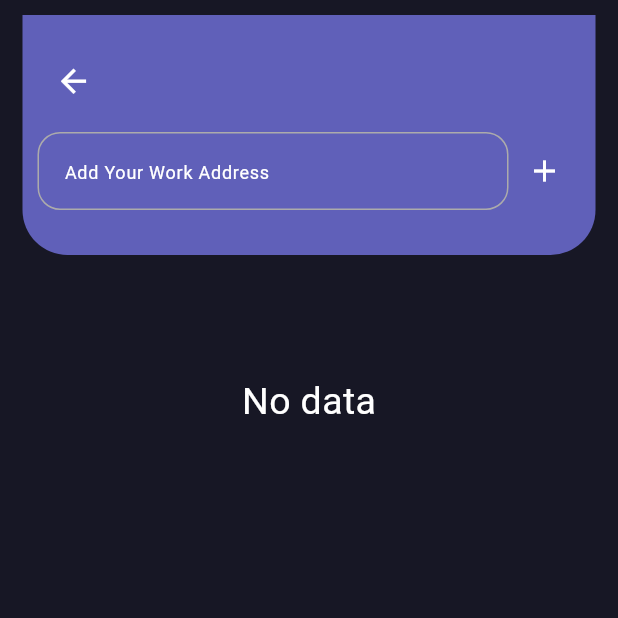
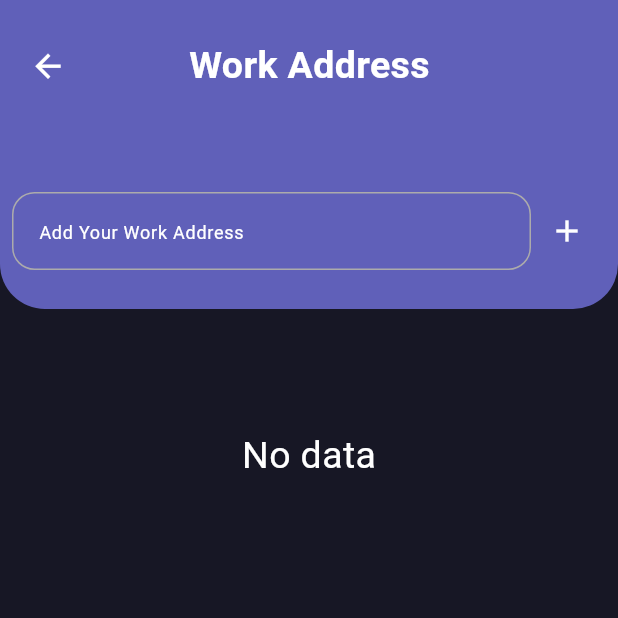
Before and after one commit to mibad2001/Customer-App, a Flutter app: the screen it shows after launch, after a tap on "Add Work", on a phone screen of 412 x 824 dp, the top half of it. Run offline on Flutter 3.47's test engine with Material 3 defaults, Android fonts, the phone set to English and light mode, and no system bars; our stand-ins replace get, intl_phone_field.

Commit message:
home and work address screen set

```diff
--- a/customer/lib/View/Deshboard/AddWork/add_work.dart
+++ b/customer/lib/View/Deshboard/AddWork/add_work.dart
@@ -15,8 +15,7 @@ class AddWork_Screen extends StatefulWidget {
 }
 
 class AddWork_ScreenState extends State<AddWork_Screen> {
-  final DeshBoardAddHome_Controller mydeshcontroller =
-  Get.put(DeshBoardAddHome_Controller());
+  final DeshBoardAddHome_Controller mydeshcontroller = Get.put(DeshBoardAddHome_Controller());
 
   @override
   Widget build(BuildContext context) {
@@ -24,13 +23,11 @@ class AddWork_ScreenState extends State<AddWork_Screen> {
       backgroundColor: CustomColor.background,
       body: SafeArea(
         child: SingleChildScrollView(
-          // ✅ Fix overflow by making content scrollable
-          child: Padding(
-            padding: const EdgeInsets.symmetric(horizontal: 15, vertical: 10),
-            child: Column(
+          child:Column(
             children: [
-                // Top section
+              // ===================== Header Section =====================
               Container(
+                height: MediaQuery.of(context).size.height*0.25,
                 decoration: BoxDecoration(
                   color: CustomColor.textfield_fill,
                   borderRadius: const BorderRadius.only(
@@ -38,10 +35,11 @@ class AddWork_ScreenState extends State<AddWork_Screen> {
                     bottomRight: Radius.circular(30),
                   ),
                 ),
-                  padding:
-                  const EdgeInsets.only(top: 20, bottom: 30, left: 10, right: 10),
+                padding: const EdgeInsets.only(top: 20, bottom: 30, left: 8, right: 10),
                 child: Column(
                   crossAxisAlignment: CrossAxisAlignment.start,
+                  children: [
+                    Row(
                       children: [
                         IconButton(
                           onPressed: () => Get.back(),
@@ -51,12 +49,20 @@ class AddWork_ScreenState extends State<AddWork_Screen> {
                             size: 25,
                           ),
                         ),
-                      const SizedBox(height: 10),
+                        SizedBox(width: MediaQuery.of(context).size.width*0.17,),
+
+                        Text(
+                          "Work Address",
+                          style: TextStyle(color: Colors.white, fontSize: 25,fontWeight: FontWeight.bold),
+                        ),
+                      ],
+                    ),
+                    const SizedBox(height: 60),
                     Row(
                       children: [
                         Expanded(
                           child: CustomTextField(
-                              controller: mydeshcontroller.HomeController,
+                            controller: mydeshcontroller.WorkAdressController,
                             hintText: "Add Your Work Address",
                             borderRadius: 15,
                             fillColor: CustomColor.textfield_fill,
@@ -69,11 +75,8 @@ class AddWork_ScreenState extends State<AddWork_Screen> {
                                 : Icons.check,
                             color: Colors.white,
                           ),
-                            onPressed: ()
-                            {
-                              //mydeshcontroller.clearfield();
-                              mydeshcontroller.saveItem();
-
+                          onPressed: () {
+                            mydeshcontroller.saveWorkAddress();
                           },
                         )),
                       ],
@@ -84,9 +87,9 @@ class AddWork_ScreenState extends State<AddWork_Screen> {
 
               const SizedBox(height: 20),
 
-                // Address display section
+              // ===================== Address Display Section =====================
               Obx(() {
-                  if (mydeshcontroller.homeAddress.value.isEmpty) {
+                if (mydeshcontroller.workAddress.value.isEmpty) {
                   return const Center(
                     child: Padding(
                       padding: EdgeInsets.only(top: 60),
@@ -106,7 +109,7 @@ class AddWork_ScreenState extends State<AddWork_Screen> {
                   ),
                   child: ListTile(
                     title: Text(
-                        mydeshcontroller.homeAddress.value,
+                      mydeshcontroller.workAddress.value,
                       style: TextStyle(
                         color: CustomColor.textColor,
                         fontSize: 18,
@@ -116,73 +119,76 @@ class AddWork_ScreenState extends State<AddWork_Screen> {
                     trailing: Row(
                       mainAxisSize: MainAxisSize.min,
                       children: [
+                        // ================= Edit Button =================
                         IconButton(
                           icon: const Icon(Icons.edit, color: Colors.blue),
-                            onPressed: mydeshcontroller.editItem,
+                          onPressed: () {
+                            mydeshcontroller.editWorkAddress();
+                          },
                         ),
+
+                        // ================= Delete Button =================
                         IconButton(
                           icon: const Icon(Icons.delete, color: Colors.red),
-                            onPressed:(){
+                          onPressed: () {
                             Get.dialog(
                               Dialog(
                                 backgroundColor: Colors.white,
                                 child: Container(
-                                    decoration: BoxDecoration(
+                                  decoration: const BoxDecoration(
                                     borderRadius: BorderRadius.all(Radius.circular(30)),
                                   ),
-                                    height: 260,
-                                    width: 150,
+                                  height: 220,
+                                  width: 100,
                                   child: Column(
                                     children: [
-                                        SizedBox(height: 10),
-
+                                      const SizedBox(height: 10),
                                       Text(
-                                          CustomText.Delete_Account,
-                                          style: TextStyle(
+                                        CustomText.Delete_address,
+                                        style: const TextStyle(
                                           fontSize: 20,
                                           color: Colors.black,
                                           fontWeight: FontWeight.bold,
                                         ),
                                       ),
-                                        SizedBox(height: 10),
-                                        Icon(
+                                      const SizedBox(height: 10),
+                                      const Icon(
                                         Icons.warning_amber,
                                         color: Colors.amberAccent,
                                         size: 40,
                                       ),
                                       Center(
                                         child: Container(
-                                            height: 120,
+                                          padding: const EdgeInsets.only(left: 20),
+                                          height: 80,
                                           width: 200,
                                           child: Text(
-                                              CustomText.Delete_Alert,
-                                              style: TextStyle(color: Colors.black),
+                                            CustomText.Delete_home_address_Alert,
+                                            style: const TextStyle(color: Colors.black),
                                           ),
                                         ),
                                       ),
-
                                       Row(
                                         children: [
-                                            SizedBox(width: 70, height: 5),
+                                          const SizedBox(width: 70, height: 5),
                                           CustomTextButton(
                                             text: 'Yes',
-                                              onPressed: (){
-                                                mydeshcontroller.deleteItem();
+                                            onPressed: () {
+                                              mydeshcontroller.deleteWorkAddress();
                                               Get.back();
                                             },
-                                              backgroundColor: Colors.black54,
+                                            backgroundColor: Colors.red,
                                             textColor: Colors.white,
                                             borderRadius: 8,
                                             elevation: 2,
                                             fontSize: 10,
                                             fontWeight: FontWeight.bold,
-                                              padding: EdgeInsets.symmetric(
+                                            padding: const EdgeInsets.symmetric(
                                               horizontal: 16,
                                               vertical: 10,
                                             ),
                                           ),
-                                            SizedBox(width: 20),
-
+                                          const SizedBox(width: 20),
                                           CustomTextButton(
                                             text: 'NO',
                                             onPressed: () {
@@ -194,7 +200,7 @@ class AddWork_ScreenState extends State<AddWork_Screen> {
                                             elevation: 2,
                                             fontSize: 10,
                                             fontWeight: FontWeight.bold,
-                                              padding: EdgeInsets.symmetric(
+                                            padding: const EdgeInsets.symmetric(
                                               horizontal: 16,
                                               vertical: 10,
                                             ),
@@ -206,7 +212,7 @@ class AddWork_ScreenState extends State<AddWork_Screen> {
                                 ),
                               ),
                             );
-                            }
+                          },
                         ),
                       ],
                     ),
@@ -215,7 +221,7 @@ class AddWork_ScreenState extends State<AddWork_Screen> {
               }),
             ],
           ),
-          ),
+
         ),
       ),
     );
--- a/customer/lib/View/Deshboard/Widget/openstrretmap.dart
+++ b/customer/lib/View/Deshboard/Widget/openstrretmap.dart
@@ -1,215 +1,215 @@
-import 'package:flutter/material.dart';
-import 'package:flutter/services.dart';
-import 'package:flutter_map/flutter_map.dart';
-import 'package:geocoding/geocoding.dart';
-import 'package:geolocator/geolocator.dart';
-import 'package:latlong2/latlong.dart';
-
-
-
-class OpenStreetMapWidget extends StatefulWidget {
-  const OpenStreetMapWidget({super.key});
-  @override
-  State<OpenStreetMapWidget> createState() => _OsmState();
-}
-
-class _OsmState extends State<OpenStreetMapWidget> {
-  LatLng? _currentPosition;
-  final MapController _mapController = MapController();
-  String? _currentAddress = "Fetching location...";
-  bool _isLoadingAddress = false;
-
-  @override
-  void initState() {
-    super.initState();
-    _getUserLocation();
-  }
-
-  ///  1: Get user location
-  Future<void> _getUserLocation() async {
-    bool serviceEnabled;
-    LocationPermission permission;
-
-    // Check if location services are enabled
-    serviceEnabled = await Geolocator.isLocationServiceEnabled();
-    if (!serviceEnabled) {
-      await Geolocator.openLocationSettings();
-      return;
-    }
-
-    // Check and request permission
-    permission = await Geolocator.checkPermission();
-    if (permission == LocationPermission.denied) {
-      permission = await Geolocator.requestPermission();
-      if (permission == LocationPermission.denied) {
-        return;
-      }
-    }
-
-    if (permission == LocationPermission.deniedForever) {
-      return;
-    }
-
-    //  Get current position
-    Position position = await Geolocator.getCurrentPosition(
-      locationSettings: const LocationSettings(accuracy: LocationAccuracy.high),
-    );
-    //  Update map and position
-    LatLng latLng = LatLng(position.latitude, position.longitude);
-    _updateAddress(latLng);
-
-    if (_currentPosition == null) {
-      setState(() {
-        _currentPosition = latLng;
-      });
-    }
-
-
-    _mapController.move(_currentPosition!, 15.0);
-  }
-
-  //  Convert LatLng → Human-readable address
-  Future<void> _updateAddress(LatLng position) async {
-    try {
-      List<Placemark> placemarks = await placemarkFromCoordinates(
-        position.latitude,
-        position.longitude,
-      );
-      if (placemarks.isNotEmpty) {
-        final place = placemarks.first;
-        setState(() {
-          _currentAddress =
-          "${place.name ?? ''}, "
-              "${place.street ?? ''}, "
-              "${place.subLocality ?? ''}, "
-              "${place.locality ?? ''}, "
-              "${place.country ?? ''}";
-        });
-      }
-    } catch (e) {
-      setState(() {
-        _currentAddress = "Address not found";
-      });
-    } finally {
-      setState(() {
-        _isLoadingAddress = false;
-      });
-    }
-  }
-
-  // Step 3: Listen to map movements
-  void _onPositionChanged(MapPosition , bool hasGesture) {
-    if (MapPosition.center != null && hasGesture) {
-      final latLng = MapPosition.center!;
-      if (_currentPosition == null) {
-        setState(() {
-          _currentPosition = latLng; //   Store the map center once
-        });
-      }
-      _updateAddress(latLng);
-    }
-  }
-
-
-  // Move map to current location on button press
-  Future<void> _moveCurrentLocation() async {
-    if (_currentPosition != null) {
-      _mapController.move(_currentPosition!, 17.0);
-    }
-  }
-
-  // ///  Step 4: Handle map tap — move marker & update address
-  // void _onMapTap(TapPosition tapPosition, LatLng latlng) {
-  //   setState(() {
-  //     _currentPosition = latlng;
-  //     _currentAddress = "Updating address...";
-  //   });
-  //   _updateAddress(latlng);
-  // }
-  //
-  @override
-  Widget build(BuildContext context) {
-    return Scaffold(
-      body:  _currentPosition == null
-          ? Center(child: CircularProgressIndicator())
-          : FlutterMap(
-        mapController: _mapController,
-        options: MapOptions(
-          initialCenter: _currentPosition!,
-          initialZoom: 13,
-          onPositionChanged: _onPositionChanged,
-        ),
-        children: [
-          TileLayer(
-            urlTemplate:
-            'https://tile.openstreetmap.org/{z}/{x}/{y}.png',
-          ),
-
-          //  Fixed Center Marker
-          Center(
-            child: Column(
-              mainAxisAlignment: MainAxisAlignment.center,
-              crossAxisAlignment: CrossAxisAlignment.center,
-              children: [
-                Container(
-                  height: 40,
-                  width: 200,
-                  padding: EdgeInsets.only(top: 5),
-                  decoration: BoxDecoration(
-                    borderRadius: BorderRadius.circular(8),
-                    color: Colors.blue,
-                  ),
-                  child: Text(
-                    _currentAddress ?? "Loading address...",
-                    textAlign: TextAlign.center,
-                    style: TextStyle(
-                      fontSize: 8,
-                      fontWeight: FontWeight.bold,
-                      color: Colors.black87,
-                    ),
-                  ),
-                ),
-                IgnorePointer(
-                  child: Icon(
-                    Icons.location_on,
-                    size: 50,
-                    color: Colors.red,
-                  ),
-                ),
-              ],
-            ),
-          ),
-
-          Container(
-            margin: EdgeInsets.only(left: 350, top: 20),
-            height: 55,
-            width: 55,
-            decoration: BoxDecoration(
-              borderRadius: BorderRadius.circular(15),
-              color: Colors.grey,
-            ),
-            child: Center(
-              child: IconButton(
-                onPressed: _moveCurrentLocation,
-                icon: Icon(Icons.my_location, size:30),
-              ),
-            ),
-          ),
-
-          // MarkerLayer(
-          //   markers: [
-          //     Marker(
-          //       point: _currentPosition!,
-          //       child: const Icon(
-          //         Icons.location_on,
-          //         size: 50,
-          //         color: Colors.red,
-          //       ),
-          //     ),
-          //   ],
-          // ),
-        ],
-      ),
-    );
-  }
-}
+// import 'package:flutter/material.dart';
+// import 'package:flutter/services.dart';
+// import 'package:flutter_map/flutter_map.dart';
+// import 'package:geocoding/geocoding.dart';
+// import 'package:geolocator/geolocator.dart';
+// import 'package:latlong2/latlong.dart';
+//
+//
+//
+// class OpenStreetMapWidget extends StatefulWidget {
+//   const OpenStreetMapWidget({super.key});
+//   @override
+//   State<OpenStreetMapWidget> createState() => _OsmState();
+// }
+//
+// class _OsmState extends State<OpenStreetMapWidget> {
+//   LatLng? _currentPosition;
+//   final MapController _mapController = MapController();
+//   String? _currentAddress = "Fetching location...";
+//   bool _isLoadingAddress = false;
+//
+//   @override
+//   void initState() {
+//     super.initState();
+//     _getUserLocation();
+//   }
+//
+//   ///  1: Get user location
+//   Future<void> _getUserLocation() async {
+//     bool serviceEnabled;
+//     LocationPermission permission;
+//
+//     // Check if location services are enabled
+//     serviceEnabled = await Geolocator.isLocationServiceEnabled();
+//     if (!serviceEnabled) {
+//       await Geolocator.openLocationSettings();
+//       return;
+//     }
+//
+//     // Check and request permission
+//     permission = await Geolocator.checkPermission();
+//     if (permission == LocationPermission.denied) {
+//       permission = await Geolocator.requestPermission();
+//       if (permission == LocationPermission.denied) {
+//         return;
+//       }
+//     }
+//
+//     if (permission == LocationPermission.deniedForever) {
+//       return;
+//     }
+//
+//     //  Get current position
+//     Position position = await Geolocator.getCurrentPosition(
+//       locationSettings: const LocationSettings(accuracy: LocationAccuracy.high),
+//     );
+//     //  Update map and position
+//     LatLng latLng = LatLng(position.latitude, position.longitude);
+//     _updateAddress(latLng);
+//
+//     if (_currentPosition == null) {
+//       setState(() {
+//         _currentPosition = latLng;
+//       });
+//     }
+//
+//
+//     _mapController.move(_currentPosition!, 15.0);
+//   }
+//
+//   //  Convert LatLng → Human-readable address
+//   Future<void> _updateAddress(LatLng position) async {
+//     try {
+//       List<Placemark> placemarks = await placemarkFromCoordinates(
+//         position.latitude,
+//         position.longitude,
+//       );
+//       if (placemarks.isNotEmpty) {
+//         final place = placemarks.first;
+//         setState(() {
+//           _currentAddress =
+//           "${place.name ?? ''}, "
+//               "${place.street ?? ''}, "
+//               "${place.subLocality ?? ''}, "
+//               "${place.locality ?? ''}, "
+//               "${place.country ?? ''}";
+//         });
+//       }
+//     } catch (e) {
+//       setState(() {
+//         _currentAddress = "Address not found";
+//       });
+//     } finally {
+//       setState(() {
+//         _isLoadingAddress = false;
+//       });
+//     }
+//   }
+//
+//   // Step 3: Listen to map movements
+//   void _onPositionChanged(position, bool hasGesture) {
+//     if (position.center != null && hasGesture) {
+//       final latLng = position.center!;
+//       setState(() {
+//         _currentPosition = latLng;
+//         _isLoadingAddress = true;
+//       });
+//       _updateAddress(latLng);
+//     }
+//   }
+//
+//
+//
+//   // Move map to current location on button press
+//   Future<void> _moveCurrentLocation() async {
+//     if (_currentPosition != null) {
+//       _mapController.move(_currentPosition!, 17.0);
+//     }
+//   }
+//
+//   // ///  Step 4: Handle map tap — move marker & update address
+//   // void _onMapTap(TapPosition tapPosition, LatLng latlng) {
+//   //   setState(() {
+//   //     _currentPosition = latlng;
+//   //     _currentAddress = "Updating address...";
+//   //   });
+//   //   _updateAddress(latlng);
+//   // }
+//   //
+//   @override
+//   Widget build(BuildContext context) {
+//     return Scaffold(
+//       body:  _currentPosition == null
+//           ? Center(child: CircularProgressIndicator())
+//           : FlutterMap(
+//         mapController: _mapController,
+//         options: MapOptions(
+//           initialCenter: _currentPosition!,
+//           initialZoom: 13,
+//           onPositionChanged: _onPositionChanged,
+//         ),
+//         children: [
+//           TileLayer(
+//             urlTemplate:
+//             'https://tile.openstreetmap.org/{z}/{x}/{y}.png',
+//           ),
+//
+//           //  Fixed Center Marker
+//           Center(
+//             child: Column(
+//               mainAxisAlignment: MainAxisAlignment.center,
+//               crossAxisAlignment: CrossAxisAlignment.center,
+//               children: [
+//                 Container(
+//                   height: 40,
+//                   width: 200,
+//                   padding: EdgeInsets.only(top: 5),
+//                   decoration: BoxDecoration(
+//                     borderRadius: BorderRadius.circular(8),
+//                     color: Colors.blue,
+//                   ),
+//                   child: Text(
+//                     _currentAddress ?? "Loading address...",
+//                     textAlign: TextAlign.center,
+//                     style: TextStyle(
+//                       fontSize: 8,
+//                       fontWeight: FontWeight.bold,
+//                       color: Colors.black87,
+//                     ),
+//                   ),
+//                 ),
+//                 IgnorePointer(
+//                   child: Icon(
+//                     Icons.location_on,
+//                     size: 50,
+//                     color: Colors.red,
+//                   ),
+//                 ),
+//               ],
+//             ),
+//           ),
+//
+//           Container(
+//             margin: EdgeInsets.only(left: 350, top: 20),
+//             height: 55,
+//             width: 55,
+//             decoration: BoxDecoration(
+//               borderRadius: BorderRadius.circular(15),
+//               color: Colors.grey,
+//             ),
+//             child: Center(
+//               child: IconButton(
+//                 onPressed: _moveCurrentLocation,
+//                 icon: Icon(Icons.my_location, size:30),
+//               ),
+//             ),
+//           ),
+//
+//           // MarkerLayer(
+//           //   markers: [
+//           //     Marker(
+//           //       point: _currentPosition!,
+//           //       child: const Icon(
+//           //         Icons.location_on,
+//           //         size: 50,
+//           //         color: Colors.red,
+//           //       ),
+//           //     ),
+//           //   ],
+//           // ),
+//         ],
+//       ),
+//     );
+//   }
+// }
--- a/customer/lib/View/Deshboard/dashboard.dart
+++ b/customer/lib/View/Deshboard/dashboard.dart
@@ -38,8 +38,8 @@ class DeshBoard_Screen extends StatelessWidget {
                 children: [
                   ///////////////////////////////////////// Map
                   Container(
-                    height:550,
-                     child:  OpenStreetMapWidget(),
+                    height: 550,
+             //         child: OpenStreetMapWidget(),
                   ),
 
 
--- a/customer/lib/View/Widgets/all_text.dart
+++ b/customer/lib/View/Widgets/all_text.dart
@@ -41,6 +41,9 @@ class CustomText {
   static const String Your_Trip =  "Your Trip";
   static const String Trip_Detail =  "Trip Detail";
   static const String Pickup =  "Pick Up";
+  static const String Delete_address = "Delete Address";
+  static const String Delete_home_address_Alert =  "This will  delete your address."
+      ".Do you really want to continue?";
 
 
 
```
Also changed, not shown: customer/lib/Controller/Deshboard/deshboard_cont.dart (+60 -7 lines), customer/lib/View/Deshboard/AddHome/add_home.dart (+31 -17 lines), customer/lib/View/Home/homedriver.dart (+13 -16 lines). Lines whose indentation alone changed are shown as unchanged.
